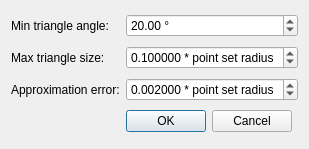
The window that Surface_reconstruction_points_3/demo/Surface_reconstruction_points_3/Point_set_demo/PS_demo_poisson_plugin.ui (CGAL/cgal) describes before a commit, drawn with Qt 5.
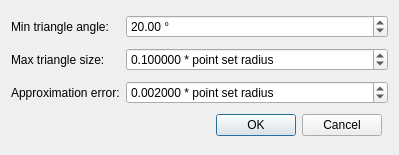
The same window after the commit.

Commit message: * Updated Point_set_processing_3 reference manual to describe the influence of each knn parameter. * Fixed bug in Point_set_processing_3 examples/tests: use reasonable default knn parameters (0.1 or 0.15% of point set was overkill.* Updated the Point Set demo to use the recommended knn values by default.

```diff
--- a/Surface_reconstruction_points_3/demo/Surface_reconstruction_points_3/Point_set_demo/PS_demo_poisson_plugin.ui
+++ b/Surface_reconstruction_points_3/demo/Surface_reconstruction_points_3/Point_set_demo/PS_demo_poisson_plugin.ui
@@ -5,14 +5,14 @@
    <rect>
     <x>0</x>
     <y>0</y>
-    <width>305</width>
-    <height>149</height>
+    <width>399</width>
+    <height>155</height>
    </rect>
   </property>
   <property name="windowTitle" >
    <string>Dialog</string>
   </property>
-  <layout class="QGridLayout" name="gridLayout" >
+  <layout class="QGridLayout" >
    <item row="0" column="0" >
     <widget class="QLabel" name="label" >
      <property name="text" >
@@ -97,7 +97,7 @@
    <item row="3" column="1" >
     <widget class="QDialogButtonBox" name="buttonBox" >
      <property name="standardButtons" >
-      <set>QDialogButtonBox::Cancel|QDialogButtonBox::Ok</set>
+      <set>QDialogButtonBox::Cancel|QDialogButtonBox::NoButton|QDialogButtonBox::Ok</set>
      </property>
     </widget>
    </item>
```
Left out of the diff: 2 changed lines with no effect on the pictures. The commit also changes 29 other files.
